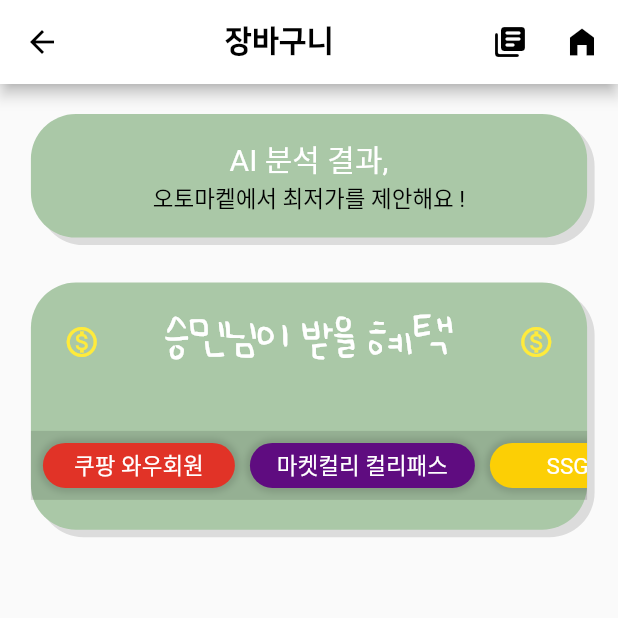
After one commit to SoulTree-Lovers/AutoMarket, a Flutter app: the screen it shows after launch, after a tap on "닭볶음탕", on a phone screen of 412 x 824 dp, the top half of it. The commit adds this screen. Run offline on Flutter 3.47's test engine with Material 2 defaults, Android fonts, the phone set to English and light mode, and no system bars; Roboto replaces fonts that are missing (KCC).

Commit message:
장바구니 페이지 추가

```diff
--- a/lib/main.dart
+++ b/lib/main.dart
@@ -25,7 +25,7 @@
         // text styling for headlines, titles, bodies of text, and more.
         textTheme: const TextTheme(
           displayLarge: TextStyle(fontSize: 72.0, fontWeight: FontWeight.bold),
-          titleLarge: TextStyle(fontSize: 36.0, fontStyle: FontStyle.italic),
+          titleLarge: TextStyle(fontSize: 20.0),
           bodyMedium: TextStyle(fontSize: 14.0, fontFamily: 'Hind'),
         ),
       ),
--- /dev/null
+++ b/lib/screens/cart_page.dart
@@ -0,0 +1,180 @@
+import 'package:automarket/widgets/default_button.dart';
+import 'package:flutter/material.dart';
+
+class CartPage extends StatefulWidget {
+  const CartPage({super.key});
+
+  @override
+  State<CartPage> createState() => _CartPageState();
+}
+
+class _CartPageState extends State<CartPage> {
+  @override
+  Widget build(BuildContext context) {
+    double screenHeight = MediaQuery.of(context).size.height;
+    double screenWidth = MediaQuery.of(context).size.width;
+    return Scaffold(
+      appBar: AppBar(
+        backgroundColor: Colors.white,
+        foregroundColor: Colors.black,
+        title: const Center(
+          child: Text(
+            "장바구니",
+            style: TextStyle(
+              fontFamily: "NanumSquare",
+              fontWeight: FontWeight.w900,
+              fontSize: 20,
+            ),
+          ),
+        ),
+        actions: [
+          IconButton(
+            onPressed: () {},
+            icon: const Icon(Icons.my_library_books_rounded),
+          ),
+          IconButton(
+            onPressed: () {},
+            icon: const Icon(Icons.home_filled),
+          ),
+        ],
+      ),
+      body: SingleChildScrollView(
+        child: Column(
+          children: [
+            const SizedBox(
+              height: 20,
+            ),
+            Row(
+              mainAxisAlignment: MainAxisAlignment.center,
+              children: [
+                Container(
+                  decoration: BoxDecoration(
+                    color: const Color(0xFFAAC8A7),
+                    borderRadius: BorderRadius.circular(30),
+                    boxShadow: const [
+                      BoxShadow(
+                        color: Colors.black12,
+                        offset: Offset(5, 5),
+                      ),
+                    ],
+                  ),
+                  width: screenWidth * 0.9,
+                  height: screenHeight * 0.1,
+                  child: Column(
+                    mainAxisAlignment: MainAxisAlignment.center,
+                    children: const [
+                      Text(
+                        "AI 분석 결과,",
+                        style: TextStyle(
+                          fontFamily: "KCC",
+                          fontSize: 20,
+                          color: Colors.white,
+                        ),
+                      ),
+                      Text(
+                        "오토마켙에서 최저가를 제안해요 !",
+                        style: TextStyle(
+                          fontFamily: "KCC",
+                          fontSize: 15,
+                          color: Colors.black,
+                        ),
+                      ),
+                    ],
+                  ),
+                ),
+              ],
+            ),
+            const SizedBox(
+              height: 30,
+            ),
+            Container(
+              decoration: BoxDecoration(
+                color: const Color(0xFFAAC8A7),
+                borderRadius: BorderRadius.circular(30),
+                boxShadow: const [
+                  BoxShadow(
+                    color: Colors.black12,
+                    offset: Offset(5, 5),
+                  ),
+                ],
+              ),
+              height: screenHeight * 0.2,
+              width: screenWidth * 0.9,
+              child: Column(
+                mainAxisAlignment: MainAxisAlignment.spaceAround,
+                children: [
+                  Row(
+                    mainAxisAlignment: MainAxisAlignment.spaceAround,
+                    children: const [
+                      Icon(
+                        Icons.monetization_on_outlined,
+                        color: Colors.yellow,
+                      ),
+                      Text(
+                        "승민님이 받을 혜택",
+                        style: TextStyle(
+                          fontFamily: "UhBeebaby",
+                          // fontFamily: "NanumSquare",
+                          color: Colors.white,
+                          fontWeight: FontWeight.w900,
+                          fontSize: 30,
+                        ),
+                      ),
+                      Icon(
+                        Icons.monetization_on_outlined,
+                        color: Colors.yellow,
+                      ),
+                    ],
+                  ),
+                  Container(
+                    color: Colors.black12,
+                    child: SingleChildScrollView(
+                      scrollDirection: Axis.horizontal,
+                      child: Padding(
+                        padding: const EdgeInsets.all(8.0),
+                        child: Row(
+                          children: [
+                            DefaultButton(
+                              text: "쿠팡 와우회원",
+                              buttonColor: const Color(0xFFE13327),
+                              buttonWidth: 128,
+                              buttonHeight: 30,
+                              textColor: Colors.white,
+                            ),
+                            const SizedBox(
+                              width: 10,
+                            ),
+                            DefaultButton(
+                              text: "마켓컬리 컬리패스",
+                              buttonColor: const Color(0xFF5F0C80),
+                              buttonWidth: 150,
+                              buttonHeight: 30,
+                              textColor: Colors.white,
+                            ),
+                            const SizedBox(
+                              width: 10,
+                            ),
+                            DefaultButton(
+                              text: "SSG 스마일 클럽",
+                              buttonColor: const Color(0xFFFCCF05),
+                              buttonWidth: 180,
+                              buttonHeight: 30,
+                              textColor: Colors.white,
+                            ),
+                          ],
+                        ),
+                      ),
+                    ),
+                  ),
+                ],
+              ),
+            ),
+            const SizedBox(
+              height: 30,
+            ),
+          ],
+        ),
+      ),
+    );
+  }
+}
--- a/lib/screens/home_page.dart
+++ b/lib/screens/home_page.dart
@@ -1,5 +1,6 @@
 import 'dart:math';
 
+import 'package:automarket/screens/cart_page.dart';
 import 'package:automarket/screens/my_page.dart';
 import 'package:automarket/widgets/default_button.dart';
 import 'package:automarket/widgets/food_card.dart';
@@ -434,12 +435,22 @@
                               const SizedBox(
                                 width: 5,
                               ),
-                              FoodCard(
-                                screenWidth: screenWidth * 0.3,
-                                menuName: "닭볶음탕",
-                                price: 10350,
-                                rating: 4.9,
-                                imagePath: "assets/images/닭볶음탕.png",
+                              GestureDetector(
+                                onTap: () {
+                                  Navigator.push(
+                                    context,
+                                    MaterialPageRoute(
+                                      builder: (context) => const CartPage(),
+                                    ),
+                                  );
+                                },
+                                child: FoodCard(
+                                  screenWidth: screenWidth * 0.3,
+                                  menuName: "닭볶음탕",
+                                  price: 10350,
+                                  rating: 4.9,
+                                  imagePath: "assets/images/닭볶음탕.png",
+                                ),
                               ),
                               const SizedBox(
                                 width: 5,
--- a/lib/widgets/default_button.dart
+++ b/lib/widgets/default_button.dart
@@ -7,16 +7,19 @@
     this.buttonColor = Colors.white,
     this.buttonWidth = 128,
     this.buttonHeight = 25,
+    this.textColor = Colors.black,
   });
 
   final String text;
   double buttonWidth = 128;
   double buttonHeight = 25;
   Color buttonColor;
+  Color textColor;
 
   @override
   Widget build(BuildContext context) {
     return Container(
+      alignment: Alignment.center,
       decoration: BoxDecoration(
         boxShadow: const [
           BoxShadow(
@@ -33,7 +36,11 @@
       height: buttonHeight,
       child: Text(
         text,
-        style: const TextStyle(fontFamily: "KCC", fontSize: 15),
+        style: TextStyle(
+          fontFamily: "KCC",
+          fontSize: 15,
+          color: textColor,
+        ),
         textAlign: TextAlign.center,
       ),
     );
```
